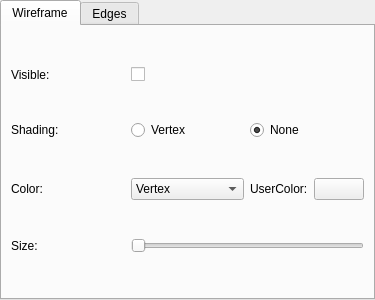
cnr-isti-vclab/vclib, file src/vclib/ext/qt/gui/mesh_render_settings_frame.ui: the form before one commit.
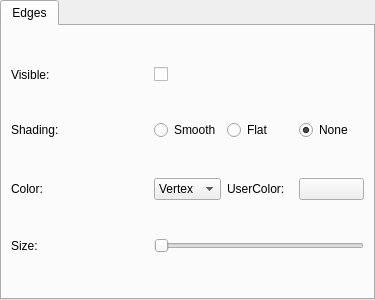
The form after the commit.

Commit message: wireframe frame single class

What changed in the file:
```diff
--- a/src/vclib/ext/qt/gui/mesh_render_settings_frame.ui
+++ b/src/vclib/ext/qt/gui/mesh_render_settings_frame.ui
@@ -31,189 +31,6 @@
      <property name="currentIndex">
       <number>0</number>
      </property>
-     <widget class="QWidget" name="wireframeTab">
-      <attribute name="title">
-       <string>Wireframe</string>
-      </attribute>
-      <layout class="QGridLayout" name="gridLayout_4">
-       <item row="2" column="1">
-        <widget class="QComboBox" name="wireframeColorComboBox">
-         <property name="sizePolicy">
-          <sizepolicy hsizetype="Preferred" vsizetype="Fixed">
-           <horstretch>0</horstretch>
-           <verstretch>0</verstretch>
-          </sizepolicy>
-         </property>
-         <property name="currentIndex">
-          <number>0</number>
-         </property>
-         <item>
-          <property name="text">
-           <string>Vertex</string>
-          </property>
-         </item>
-         <item>
-          <property name="text">
-           <string>Mesh</string>
-          </property>
-         </item>
-         <item>
-          <property name="text">
-           <string>User</string>
-          </property>
-         </item>
-        </widget>
-       </item>
-       <item row="0" column="0">
-        <widget class="QLabel" name="label_10">
-         <property name="sizePolicy">
-          <sizepolicy hsizetype="Minimum" vsizetype="Preferred">
-           <horstretch>0</horstretch>
-           <verstretch>0</verstretch>
-          </sizepolicy>
-         </property>
-         <property name="text">
-          <string>Visible:</string>
-         </property>
-        </widget>
-       </item>
-       <item row="4" column="0">
-        <widget class="QLabel" name="label_12">
-         <property name="sizePolicy">
-          <sizepolicy hsizetype="Minimum" vsizetype="Preferred">
-           <horstretch>0</horstretch>
-           <verstretch>0</verstretch>
-          </sizepolicy>
-         </property>
-         <property name="text">
-          <string>Size:</string>
-         </property>
-        </widget>
-       </item>
-       <item row="4" column="1" colspan="2">
-        <widget class="QSlider" name="wireframeSizeSlider">
-         <property name="sizePolicy">
-          <sizepolicy hsizetype="Expanding" vsizetype="Fixed">
-           <horstretch>0</horstretch>
-           <verstretch>0</verstretch>
-          </sizepolicy>
-         </property>
-         <property name="minimum">
-          <number>1</number>
-         </property>
-         <property name="maximum">
-          <number>10</number>
-         </property>
-         <property name="orientation">
-          <enum>Qt::Horizontal</enum>
-         </property>
-        </widget>
-       </item>
-       <item row="2" column="2">
-        <widget class="QFrame" name="wireframeUserColorFrame">
-         <property name="sizePolicy">
-          <sizepolicy hsizetype="Preferred" vsizetype="Preferred">
-           <horstretch>0</horstretch>
-           <verstretch>0</verstretch>
-          </sizepolicy>
-         </property>
-         <property name="frameShape">
-          <enum>QFrame::NoFrame</enum>
-         </property>
-         <property name="frameShadow">
-          <enum>QFrame::Plain</enum>
-         </property>
-         <layout class="QHBoxLayout" name="horizontalLayout_3">
-          <property name="leftMargin">
-           <number>0</number>
-          </property>
-          <property name="topMargin">
-           <number>0</number>
-          </property>
-          <property name="rightMargin">
-           <number>0</number>
-          </property>
-          <property name="bottomMargin">
-           <number>0</number>
-          </property>
-          <item>
-           <widget class="QLabel" name="label_13">
-            <property name="text">
-             <string>UserColor:</string>
-            </property>
-           </widget>
-          </item>
-          <item>
-           <widget class="QPushButton" name="wireframeColorDialogPushButton">
-            <property name="styleSheet">
-             <string notr="true"/>
-            </property>
-            <property name="text">
-             <string/>
-            </property>
-           </widget>
-          </item>
-         </layout>
-        </widget>
-       </item>
-       <item row="2" column="0">
-        <widget class="QLabel" name="label_11">
-         <property name="sizePolicy">
-          <sizepolicy hsizetype="Minimum" vsizetype="Preferred">
-           <horstretch>0</horstretch>
-           <verstretch>0</verstretch>
-          </sizepolicy>
-         </property>
-         <property name="text">
-          <string>Color:</string>
-         </property>
-        </widget>
-       </item>
-       <item row="0" column="1">
-        <widget class="QCheckBox" name="wireframeVisibilityCheckBox">
-         <property name="sizePolicy">
-          <sizepolicy hsizetype="Preferred" vsizetype="Fixed">
-           <horstretch>0</horstretch>
-           <verstretch>0</verstretch>
-          </sizepolicy>
-         </property>
-         <property name="text">
-          <string/>
-         </property>
-        </widget>
-       </item>
-       <item row="1" column="0">
-        <widget class="QLabel" name="label_15">
-         <property name="sizePolicy">
-          <sizepolicy hsizetype="Minimum" vsizetype="Preferred">
-           <horstretch>0</horstretch>
-           <verstretch>0</verstretch>
-          </sizepolicy>
-         </property>
-         <property name="text">
-          <string>Shading:</string>
-         </property>
-        </widget>
-       </item>
-       <item row="1" column="1">
-        <widget class="QRadioButton" name="wireframeShadingVertexRadioButton">
-         <property name="text">
-          <string>Vertex</string>
-         </property>
-        </widget>
-       </item>
-       <item row="1" column="2">
-        <widget class="QRadioButton" name="wireframeShadingNoneRadioButton">
-         <property name="text">
-          <string>None</string>
-         </property>
-         <property name="checked">
-          <bool>true</bool>
-         </property>
-        </widget>
-       </item>
-      </layout>
-     </widget>
      <widget class="QWidget" name="edgesTab">
       <attribute name="title">
        <string>Edges</string>
```
The commit also changes 5 other files.
